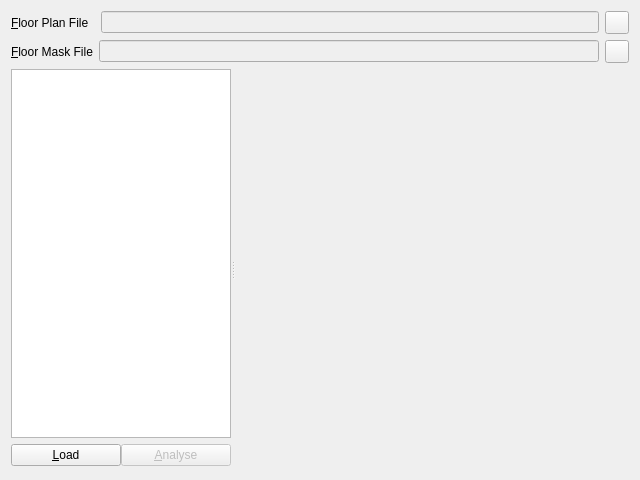
Above: app/src/tools/core/tabs/CollateResultsWidget.ui from dysonltd-zz/gts before the change. Below: the same form after it.
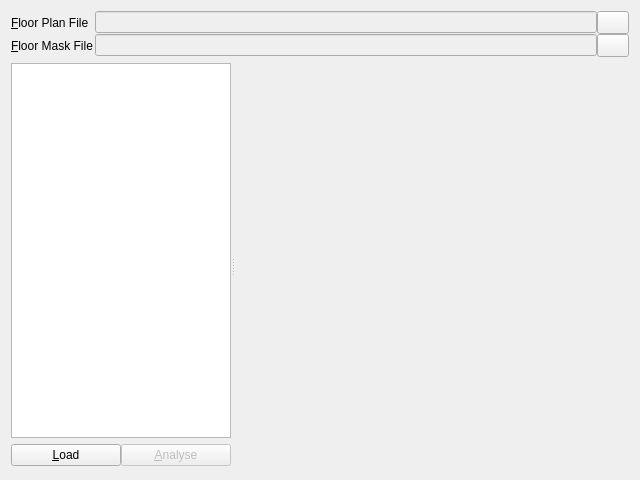
That is the form after the change. Icons and pictures are not drawn. Custom widgets are drawn as their Qt base class.

Commit message: Re-layout of floor plan/mask paths

```diff
--- a/app/src/tools/core/tabs/CollateResultsWidget.ui
+++ b/app/src/tools/core/tabs/CollateResultsWidget.ui
@@ -15,8 +15,11 @@
   </property>
   <layout class="QVBoxLayout" name="verticalLayout_1">
    <item>
-    <layout class="QHBoxLayout" name="horizontalLayout_floor_plan_file">
-     <item>
+    <layout class="QGridLayout" name="gridLayout" rowstretch="0,0">
+     <property name="spacing">
+      <number>0</number>
+     </property>
+     <item row="0" column="0">
       <widget class="QLabel" name="floor_plan_file_label">
        <property name="text">
         <string>&amp;Floor Plan File  </string>
@@ -26,14 +29,14 @@
        </property>
       </widget>
      </item>
-     <item>
+     <item row="0" column="1">
       <widget class="QLineEdit" name="m_floorPlanFileNameEdit">
        <property name="enabled">
         <bool>false</bool>
        </property>
       </widget>
      </item>
-     <item>
+     <item row="0" column="2">
       <widget class="QToolButton" name="m_browsePlanBtn">
        <property name="enabled">
         <bool>true</bool>
@@ -44,6 +47,12 @@
          <verstretch>0</verstretch>
         </sizepolicy>
        </property>
+       <property name="maximumSize">
+        <size>
+         <width>32</width>
+         <height>28</height>
+        </size>
+       </property>
        <property name="toolTip">
         <string>Browse for file</string>
        </property>
@@ -62,11 +71,14 @@
        </property>
       </widget>
      </item>
-    </layout>
-   </item>
-   <item>
-    <layout class="QHBoxLayout" name="horizontalLayout_floor_mask_file">
-     <item>
+     <item row="1" column="1">
+      <widget class="QLineEdit" name="m_floorMaskFileNameEdit">
+       <property name="enabled">
+        <bool>false</bool>
+       </property>
+      </widget>
+     </item>
+     <item row="1" column="0">
       <widget class="QLabel" name="floor_mask_file_label">
        <property name="text">
         <string>&amp;Floor Mask File</string>
@@ -76,14 +88,7 @@
        </property>
       </widget>
      </item>
-     <item>
-      <widget class="QLineEdit" name="m_floorMaskFileNameEdit">
-       <property name="enabled">
-        <bool>false</bool>
-       </property>
-      </widget>
-     </item>
-     <item>
+     <item row="1" column="2">
       <widget class="QToolButton" name="m_browseMaskBtn">
        <property name="enabled">
         <bool>true</bool>
@@ -94,6 +99,12 @@
          <verstretch>0</verstretch>
         </sizepolicy>
        </property>
+       <property name="maximumSize">
+        <size>
+         <width>32</width>
+         <height>28</height>
+        </size>
+       </property>
        <property name="text">
         <string/>
        </property>
```
Left out of the diff: 6 changed lines with no effect on the pictures.
